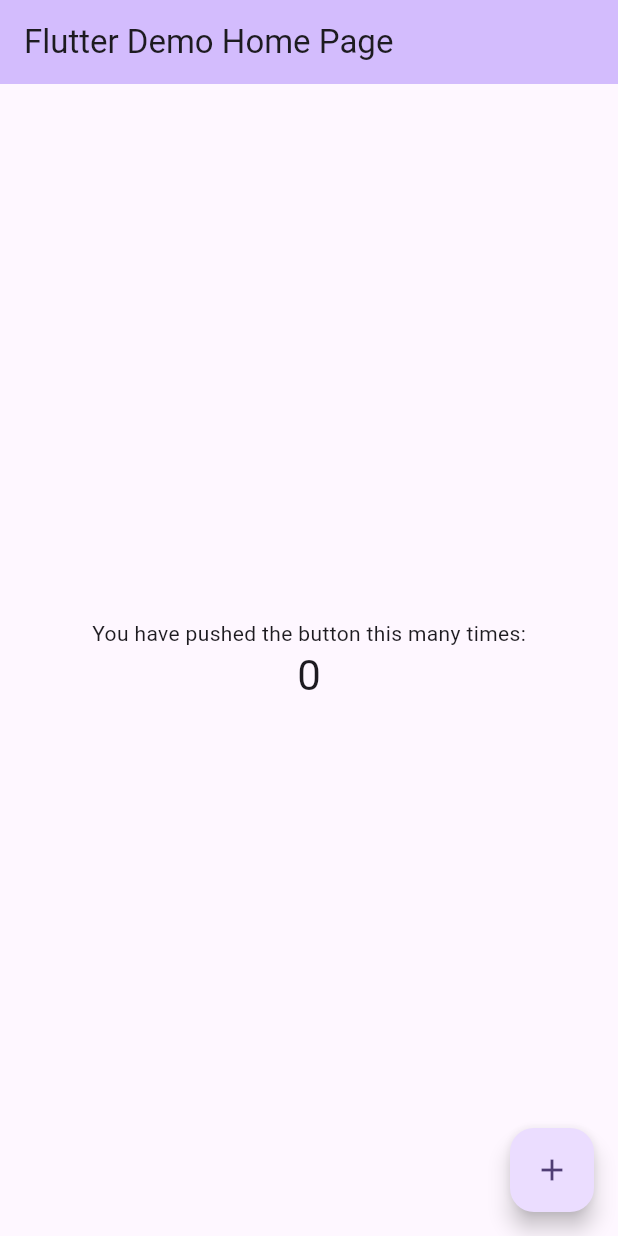
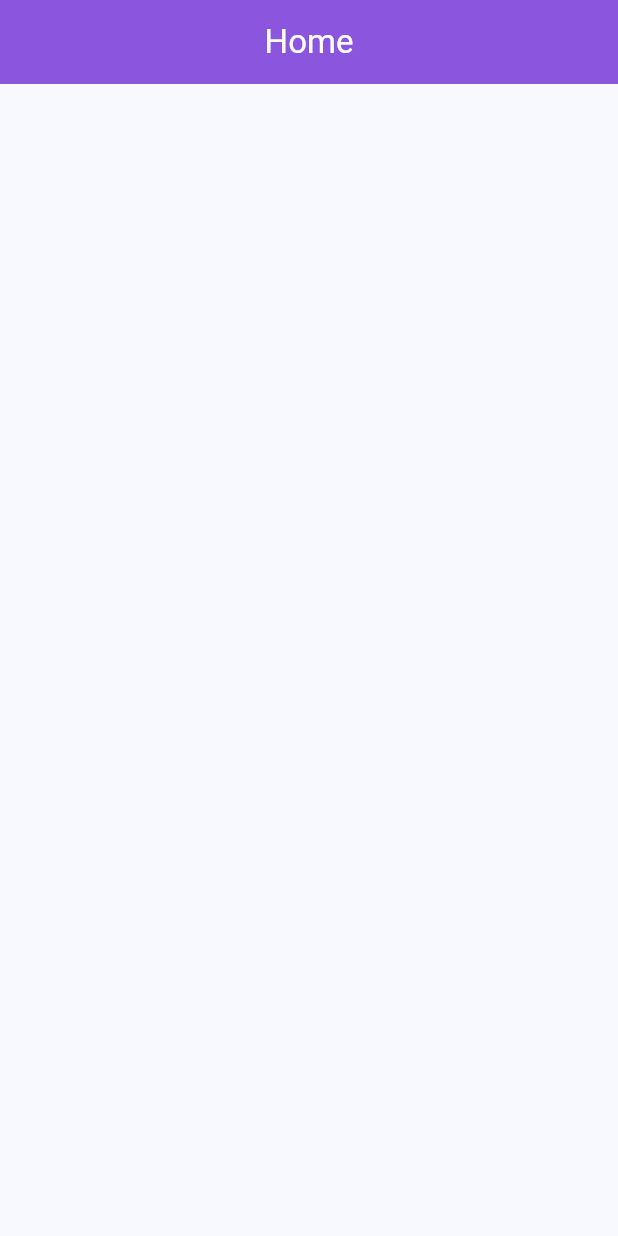
Before and after one commit to hkchandora/vernost, a Flutter app: the screen it shows after launch, on a phone screen of 412 x 824 dp. Run offline on Flutter 3.47's test engine with Material 3 defaults, Android fonts, the phone set to English and light mode, and no system bars.

Commit message:
CR:Himanshu added all required utils

```diff
--- /dev/null
+++ b/lib/home/home_screen.dart
@@ -0,0 +1,15 @@
+import 'package:flutter/material.dart';
+import 'package:vernost/util/colors.dart';
+import 'package:vernost/util/utility.dart';
+
+class HomeScreen extends StatelessWidget {
+  const HomeScreen({Key? key}) : super(key: key);
+
+  @override
+  Widget build(BuildContext context) {
+    return Scaffold(
+      appBar: Utility.commonAppBar(title: "Home", isCenter: true),
+      backgroundColor: colorBg,
+    );
+  }
+}
--- a/lib/main.dart
+++ b/lib/main.dart
@@ -1,4 +1,5 @@
 import 'package:flutter/material.dart';
+import 'package:vernost/home/home_screen.dart';
 
 void main() {
   runApp(const MyApp());
@@ -7,119 +8,15 @@
 class MyApp extends StatelessWidget {
   const MyApp({super.key});
 
-  // This widget is the root of your application.
   @override
   Widget build(BuildContext context) {
     return MaterialApp(
       title: 'Flutter Demo',
       theme: ThemeData(
-        // This is the theme of your application.
-        //
-        // TRY THIS: Try running your application with "flutter run". You'll see
-        // the application has a purple toolbar. Then, without quitting the app,
-        // try changing the seedColor in the colorScheme below to Colors.green
-        // and then invoke "hot reload" (save your changes or press the "hot
-        // reload" button in a Flutter-supported IDE, or press "r" if you used
-        // the command line to start the app).
-        //
-        // Notice that the counter didn't reset back to zero; the application
-        // state is not lost during the reload. To reset the state, use hot
-        // restart instead.
-        //
-        // This works for code too, not just values: Most code changes can be
-        // tested with just a hot reload.
         colorScheme: ColorScheme.fromSeed(seedColor: Colors.deepPurple),
         useMaterial3: true,
       ),
-      home: const MyHomePage(title: 'Flutter Demo Home Page'),
+      home: const HomeScreen(),
     );
   }
 }
-
-class MyHomePage extends StatefulWidget {
-  const MyHomePage({super.key, required this.title});
-
-  // This widget is the home page of your application. It is stateful, meaning
-  // that it has a State object (defined below) that contains fields that affect
-  // how it looks.
-
-  // This class is the configuration for the state. It holds the values (in this
-  // case the title) provided by the parent (in this case the App widget) and
-  // used by the build method of the State. Fields in a Widget subclass are
-  // always marked "final".
-
-  final String title;
-
-  @override
-  State<MyHomePage> createState() => _MyHomePageState();
-}
-
-class _MyHomePageState extends State<MyHomePage> {
-  int _counter = 0;
-
-  void _incrementCounter() {
-    setState(() {
-      // This call to setState tells the Flutter framework that something has
-      // changed in this State, which causes it to rerun the build method below
-      // so that the display can reflect the updated values. If we changed
-      // _counter without calling setState(), then the build method would not be
-      // called again, and so nothing would appear to happen.
-      _counter++;
-    });
-  }
-
-  @override
-  Widget build(BuildContext context) {
-    // This method is rerun every time setState is called, for instance as done
-    // by the _incrementCounter method above.
-    //
-    // The Flutter framework has been optimized to make rerunning build methods
-    // fast, so that you can just rebuild anything that needs updating rather
-    // than having to individually change instances of widgets.
-    return Scaffold(
-      appBar: AppBar(
-        // TRY THIS: Try changing the color here to a specific color (to
-        // Colors.amber, perhaps?) and trigger a hot reload to see the AppBar
-        // change color while the other colors stay the same.
-        backgroundColor: Theme.of(context).colorScheme.inversePrimary,
-        // Here we take the value from the MyHomePage object that was created by
-        // the App.build method, and use it to set our appbar title.
-        title: Text(widget.title),
-      ),
-      body: Center(
-        // Center is a layout widget. It takes a single child and positions it
-        // in the middle of the parent.
-        child: Column(
-          // Column is also a layout widget. It takes a list of children and
-          // arranges them vertically. By default, it sizes itself to fit its
-          // children horizontally, and tries to be as tall as its parent.
-          //
-          // Column has various properties to control how it sizes itself and
-          // how it positions its children. Here we use mainAxisAlignment to
-          // center the children vertically; the main axis here is the vertical
-          // axis because Columns are vertical (the cross axis would be
-          // horizontal).
-          //
-          // TRY THIS: Invoke "debug painting" (choose the "Toggle Debug Paint"
-          // action in the IDE, or press "p" in the console), to see the
-          // wireframe for each widget.
-          mainAxisAlignment: MainAxisAlignment.center,
-          children: <Widget>[
-            const Text(
-              'You have pushed the button this many times:',
-            ),
-            Text(
-              '$_counter',
-              style: Theme.of(context).textTheme.headlineMedium,
-            ),
-          ],
-        ),
-      ),
-      floatingActionButton: FloatingActionButton(
-        onPressed: _incrementCounter,
-        tooltip: 'Increment',
-        child: const Icon(Icons.add),
-      ), // This trailing comma makes auto-formatting nicer for build methods.
-    );
-  }
-}
--- /dev/null
+++ b/lib/students/student_screen_ui.dart
@@ -0,0 +1,20 @@
+import 'package:flutter/material.dart';
+
+class StudentScreenUi extends StatefulWidget {
+  const StudentScreenUi({Key? key}) : super(key: key);
+
+  @override
+  State<StudentScreenUi> createState() => _StudentScreenUiState();
+}
+
+class _StudentScreenUiState extends State<StudentScreenUi> {
+  @override
+  Widget build(BuildContext context) {
+    return Scaffold(
+      appBar: AppBar(
+        title: const Text("Student List"),
+      ),
+      body: Text(""),
+    );
+  }
+}
--- /dev/null
+++ b/lib/util/colors.dart
@@ -0,0 +1,5 @@
+import 'package:flutter/material.dart';
+
+const appTheme = Color(0xFF8B55DE);
+const colorBg = Color(0xffF8F9FE);
+const colorWhite = Color(0xffFFFFFF);
--- /dev/null
+++ b/lib/util/strings.dart
@@ -0,0 +1,3 @@
+class Strings{
+  static const String homeScreenTitle = 'Home Screen';
+}
--- /dev/null
+++ b/lib/util/utility.dart
@@ -0,0 +1,19 @@
+import 'package:flutter/material.dart';
+import 'package:vernost/util/colors.dart';
+
+class Utility{
+
+  static commonAppBar({
+    required String title,
+    required bool isCenter,
+  }){
+    return AppBar(
+      title: Text(title,
+        style: const TextStyle(color: colorWhite),
+      ),
+      backgroundColor: appTheme,
+      centerTitle: isCenter,
+    );
+  }
+
+}
```
